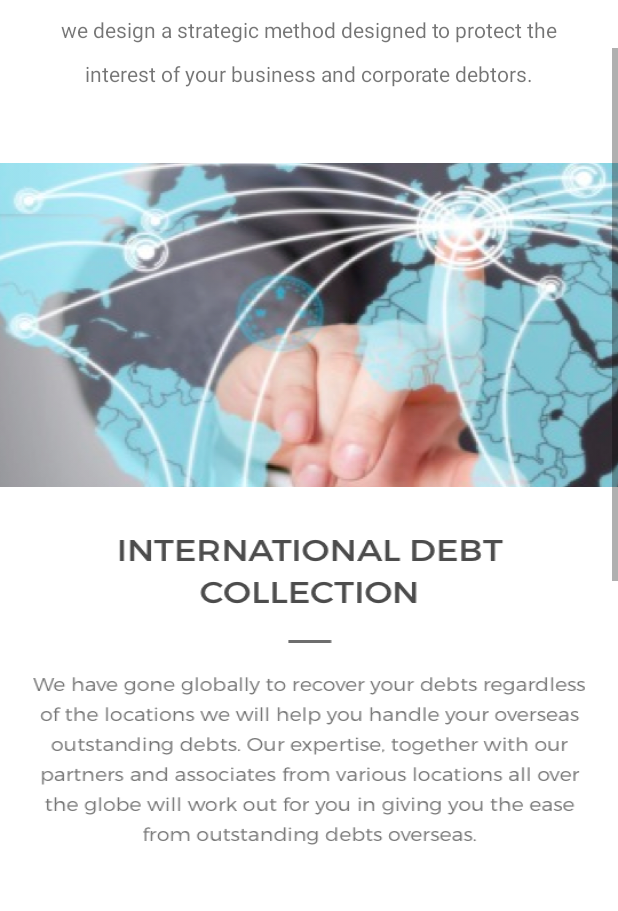
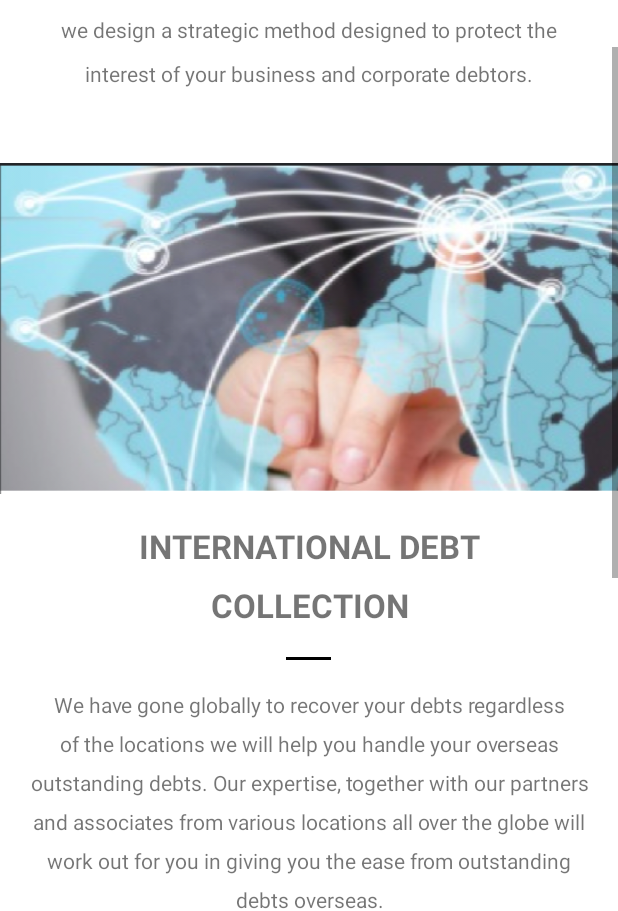
Before and after one commit to akaiyuki/bnmghjkcv, an Android app: the layout fragment_services.xml on its own in the app's theme, with its tools: preview values and no code run, scrolled down 576 dp, on a phone screen of 412 x 824 dp, the part 325-1236 px from its top. Run offline under Robolectric (Android 15) with nearby library versions, the phone set to English and light mode, and no system bars.

Commit message:
edited text alignment and image

```diff
--- a/BenzAndroid/app/src/main/res/layout/fragment_services.xml
+++ b/BenzAndroid/app/src/main/res/layout/fragment_services.xml
@@ -168,8 +168,56 @@
             android:src="@drawable/bannerservice3"
             android:id="@+id/banner3"
             android:layout_below="@+id/text9"
-            android:scaleType="fitXY"
-            android:layout_marginBottom="50dp"/>
+            android:scaleType="fitXY"/>
+
+        <TextView
+            android:id="@+id/text16"
+            android:layout_below="@+id/banner3"
+            android:layout_width="match_parent"
+            android:layout_height="wrap_content"
+            android:layout_marginTop="20dp"
+            android:gravity="center_horizontal"
+            android:text="International Debt"
+            android:textSize="22sp"
+            android:textAllCaps="true"
+            android:textStyle="bold"/>
+
+        <TextView
+            android:id="@+id/text17"
+            android:layout_below="@+id/text16"
+            android:layout_width="match_parent"
+            android:layout_height="wrap_content"
+            android:layout_marginBottom="10dp"
+            android:layout_marginTop="10dp"
+            android:gravity="center_horizontal"
+            android:text="Collection"
+            android:textSize="22sp"
+            android:textAllCaps="true"
+            android:textStyle="bold"/>
+
+        <View
+            android:id="@+id/divider4"
+            android:layout_width="30dp"
+            android:layout_height="2dip"
+            android:layout_below="@+id/text17"
+            android:layout_marginBottom="20dp"
+            android:layout_marginTop="10dp"
+            android:layout_centerHorizontal="true"
+            android:background="@color/colorPrimaryDark" />
+
+        <TextView
+            android:id="@+id/text18"
+            android:layout_below="@+id/divider4"
+            android:layout_width="match_parent"
+            android:layout_height="wrap_content"
+            android:layout_marginBottom="10dp"
+            android:gravity="center_horizontal"
+            android:lineSpacingExtra="10dp"
+            android:layout_marginLeft="20dp"
+            android:layout_marginRight="20dp"
+            android:text="We have gone globally to recover your debts regardless of the locations we will help you handle your overseas outstanding debts. Our expertise, together with our partners and associates from various locations all over the globe will work out for you in giving you the ease from outstanding debts overseas."/>
+
+
 
 
         <ImageView
@@ -177,7 +225,7 @@
             android:layout_height="wrap_content"
             android:src="@drawable/bannerservice4"
             android:id="@+id/banner4"
-            android:layout_below="@+id/banner3"
+            android:layout_below="@+id/text18"
             android:scaleType="fitXY"/>
 
         <TextView
```
Also changed, not shown: BenzAndroid/app/src/main/java/com/av/benzandroid/models/fragments/ContactUsFragment.java (+24 -0 lines), BenzAndroid/app/src/main/res/layout/fragment_company.xml (+4 -4 lines), BenzAndroid/app/src/main/res/layout/fragment_contact_us.xml (+14 -15 lines), BenzAndroid/app/src/main/res/drawable-hdpi/bannerservice3.png.
